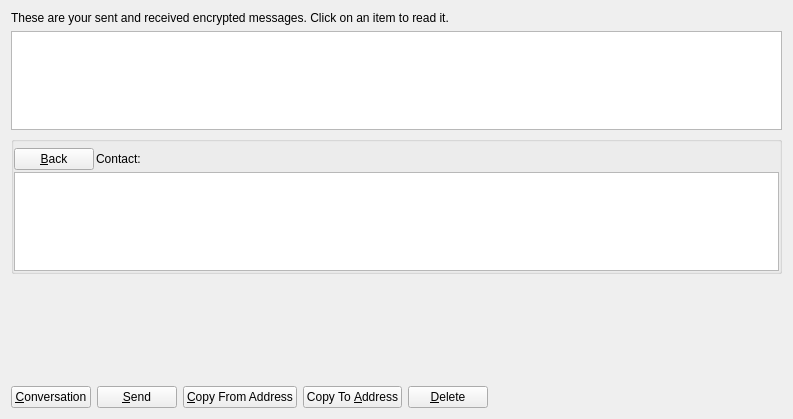
First picture: the form in src/qt/forms/messagepage.ui, repository ajeef/Rubix, before the edit.
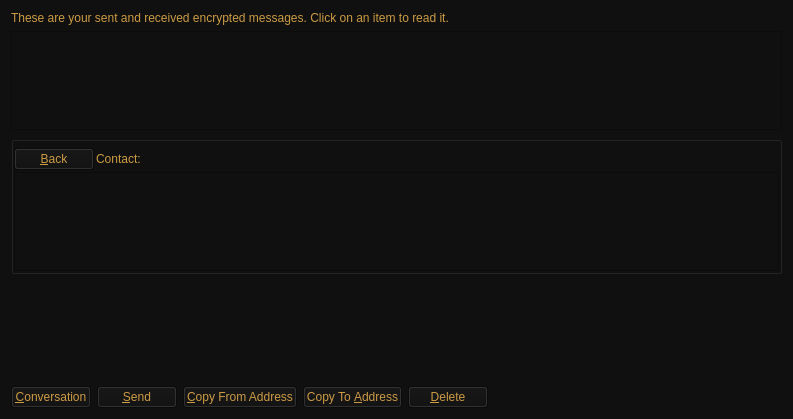
Second picture: the form after the edit. Icons and pictures are not drawn. Custom widgets are drawn as their Qt base class.

What changed in the file:
```diff
--- a/src/qt/forms/messagepage.ui
+++ b/src/qt/forms/messagepage.ui
@@ -13,6 +13,10 @@
   <property name="windowTitle">
    <string>Address Book</string>
   </property>
+  <property name="styleSheet">
+   <string notr="true">color: rgb(204, 155, 68);
+background-color: rgb(16, 16, 16);</string>
+  </property>
   <layout class="QVBoxLayout" name="verticalLayout_2">
    <item>
     <widget class="QLabel" name="labelExplanation">
```
